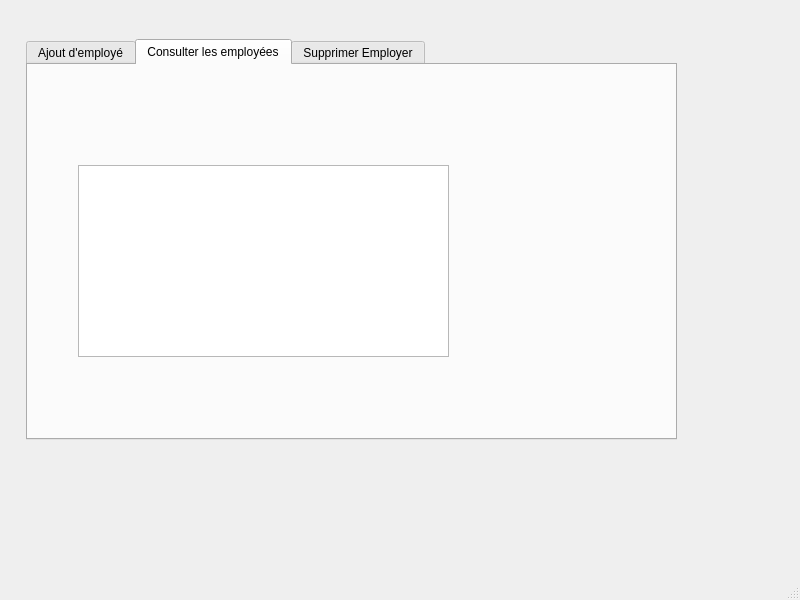
douja44/gestionemployee, file mainwindow.ui: the form before one commit.
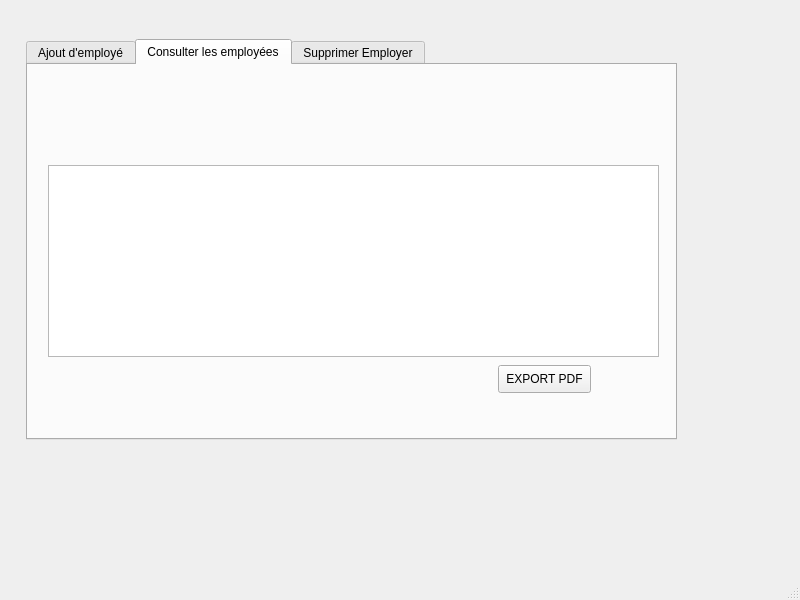
The form after the commit.

```diff
--- a/mainwindow.ui
+++ b/mainwindow.ui
@@ -212,13 +212,26 @@
      <widget class="QTableView" name="tableView">
       <property name="geometry">
        <rect>
-        <x>50</x>
+        <x>20</x>
         <y>100</y>
-        <width>371</width>
+        <width>611</width>
         <height>192</height>
        </rect>
       </property>
      </widget>
+     <widget class="QPushButton" name="pushButton_pdf">
+      <property name="geometry">
+       <rect>
+        <x>470</x>
+        <y>300</y>
+        <width>93</width>
+        <height>28</height>
+       </rect>
+      </property>
+      <property name="text">
+       <string>EXPORT PDF</string>
+      </property>
+     </widget>
     </widget>
     <widget class="QWidget" name="tab_supp">
      <attribute name="title">
```
Left out of the diff: 13 changed lines with no effect on the pictures.
